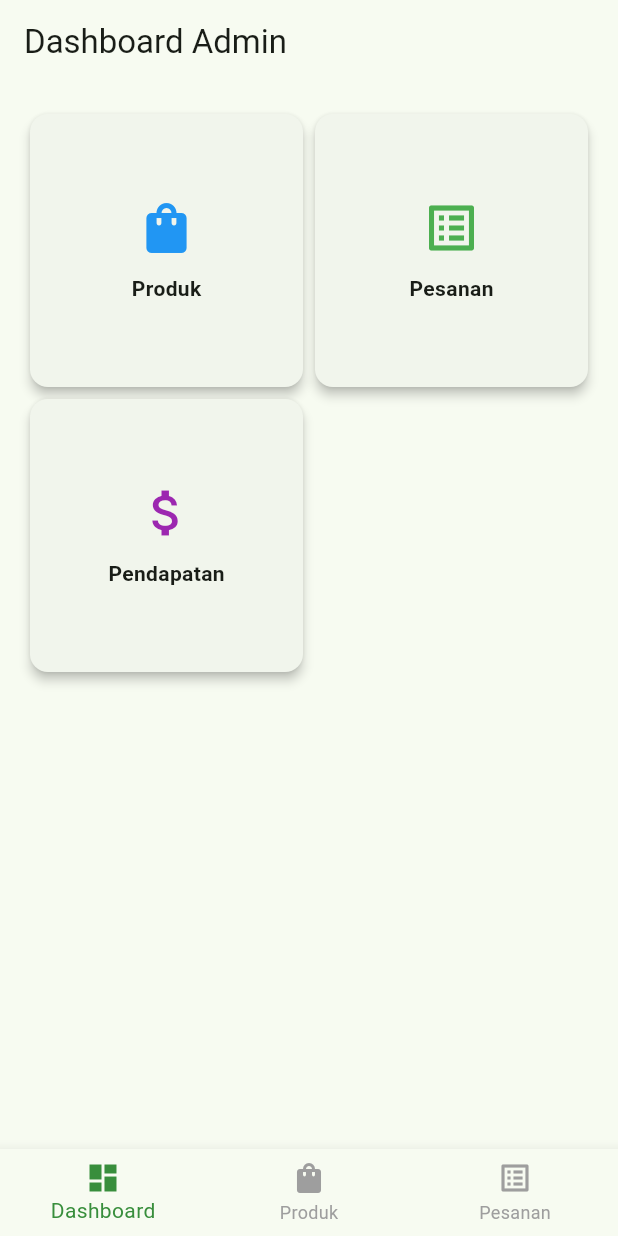
After one commit to Auliarahmannn/Kelompok7_MAD, a Flutter app: the AdminNav screen opened directly, on a phone screen of 412 x 824 dp. The commit adds this screen. Run offline on Flutter 3.47's test engine with Material 3 defaults, Android fonts, the phone set to English and light mode, and no system bars; our stand-ins replace shared_preferences; accounts and stored records are empty; network calls fail.

Commit message:
Menambahkan tampilan admin

```diff
--- /dev/null
+++ b/frontend/lib/pages/admin/admin_nav.dart
@@ -0,0 +1,44 @@
+import 'package:flutter/material.dart';
+import 'dashboard_page.dart';
+import 'manage_product_page.dart';
+import 'manage_orders_page.dart';
+
+class AdminNav extends StatefulWidget {
+  const AdminNav({super.key});
+
+  @override
+  State<AdminNav> createState() => _AdminNavState();
+}
+
+class _AdminNavState extends State<AdminNav> {
+  int _selectedIndex = 0;
+  final List<Widget> _pages = const [
+    AdminDashboardPage(),
+    ManageProductPage(),
+    ManageOrdersPage(),
+  ];
+
+  @override
+  Widget build(BuildContext context) {
+    return Scaffold(
+      body: _pages[_selectedIndex],
+      bottomNavigationBar: BottomNavigationBar(
+        currentIndex: _selectedIndex,
+        selectedItemColor: Colors.green[700],
+        unselectedItemColor: Colors.grey,
+        onTap: (index) => setState(() => _selectedIndex = index),
+        items: const [
+          BottomNavigationBarItem(
+            icon: Icon(Icons.dashboard),
+            label: 'Dashboard',
+          ),
+          BottomNavigationBarItem(
+            icon: Icon(Icons.shopping_bag),
+            label: 'Produk',
+          ),
+          BottomNavigationBarItem(icon: Icon(Icons.list_alt), label: 'Pesanan'),
+        ],
+      ),
+    );
+  }
+}
--- /dev/null
+++ b/frontend/lib/pages/admin/dashboard_page.dart
@@ -0,0 +1,38 @@
+import 'package:flutter/material.dart';
+
+class AdminDashboardPage extends StatelessWidget {
+  const AdminDashboardPage({super.key});
+
+  @override
+  Widget build(BuildContext context) {
+    return Scaffold(
+      appBar: AppBar(title: const Text("Dashboard Admin")),
+      body: GridView.count(
+        crossAxisCount: 2,
+        padding: const EdgeInsets.all(16),
+        children: [
+          _buildCard(Icons.shopping_bag, "Produk", Colors.blue),
+          _buildCard(Icons.list_alt, "Pesanan", Colors.green),
+          _buildCard(Icons.attach_money, "Pendapatan", Colors.purple),
+        ],
+      ),
+    );
+  }
+
+  Widget _buildCard(IconData icon, String label, Color color) {
+    return Card(
+      elevation: 3,
+      shape: RoundedRectangleBorder(borderRadius: BorderRadius.circular(12)),
+      child: Center(
+        child: Column(
+          mainAxisAlignment: MainAxisAlignment.center,
+          children: [
+            Icon(icon, color: color, size: 40),
+            const SizedBox(height: 10),
+            Text(label, style: const TextStyle(fontWeight: FontWeight.bold)),
+          ],
+        ),
+      ),
+    );
+  }
+}
```
Also changed, not shown: frontend/lib/pages/admin/manage_orders_page.dart (added, +46 -0 lines), frontend/lib/pages/admin/manage_product_page.dart (added, +48 -0 lines), frontend/lib/pages/auth/sign_in_page.dart (+29 -9 lines), frontend/lib/pages/splash/splash_page.dart (+28 -7 lines), frontend/lib/services/auth_service.dart (+19 -2 lines).
